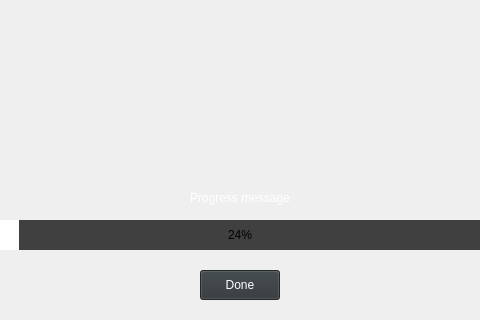
Before: the Qt Designer form app/designer/sc_ui.ui in michalkowal66/ShrineChecker, drawn with Qt 5; both pictures show x 210 to 690 and y 280 to 600 of the 900 by 600 pixel window.
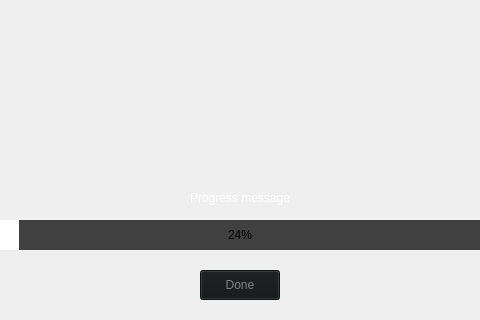
After: the same form once the commit is applied. The open tabs and pages were chosen to show the change. Icons and pictures are not drawn.

Commit message: Add refresher, notifier, notification window

```diff
--- a/app/designer/sc_ui.ui
+++ b/app/designer/sc_ui.ui
@@ -92,7 +92,7 @@
 
 
 QPushButton:disabled {
-	color: black;
+	color: grey;
 	background-color:#141718;
 }
 
@@ -118,6 +118,9 @@
       </property>
      </widget>
      <widget class="QPushButton" name="done_btn">
+      <property name="enabled">
+       <bool>false</bool>
+      </property>
       <property name="geometry">
        <rect>
         <x>410</x>
```
Left out of the diff: 2 changed lines with no effect on the pictures. The commit also changes 4 other files.
